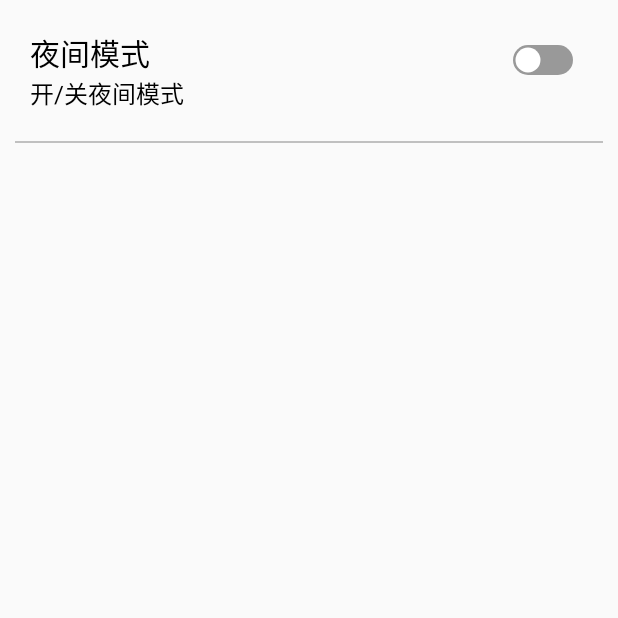
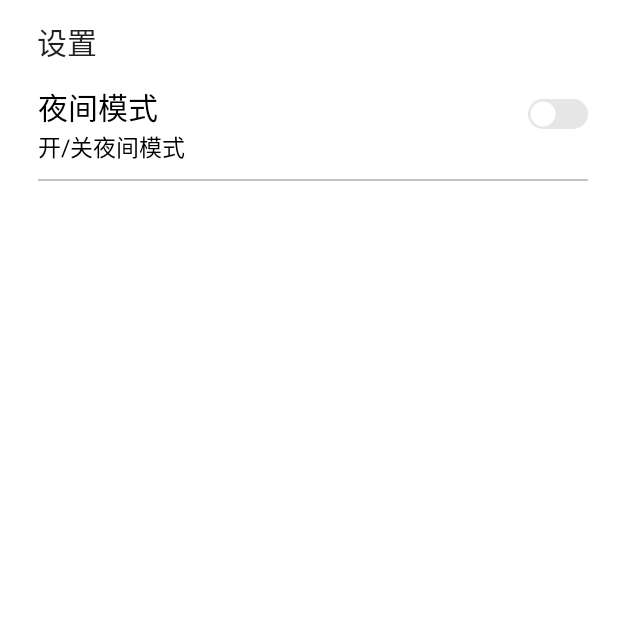
Before and after one commit to guiyujin/PureNote, an Android app: the SettingsActivity screen opened directly, with no data from a screen before it, on a phone screen of 412 x 824 dp, the top half of it. Run offline under Robolectric (Android 15) with nearby library versions, the phone set to English and light mode, and no system bars.

Commit message:
仿小米便签

```diff
--- a/app/src/main/res/drawable-v24/ios_track_off.xml
+++ b/app/src/main/res/drawable-v24/ios_track_off.xml
@@ -1,6 +1,6 @@
 <?xml version="1.0" encoding="utf-8"?>
 <shape xmlns:android="http://schemas.android.com/apk/res/android"
     android:shape="rectangle">
-    <solid android:color="#999999"/>
+    <solid android:color="#e6e6e6"/>
     <corners android:radius="20dp"/>
 </shape>
--- a/app/src/main/res/layout/activity_settings.xml
+++ b/app/src/main/res/layout/activity_settings.xml
@@ -3,13 +3,33 @@
     xmlns:android="http://schemas.android.com/apk/res/android"
     android:layout_width="match_parent"
     android:layout_height="match_parent"
+    android:background="#FFFFFF"
     xmlns:app="http://schemas.android.com/apk/res-auto"
     android:orientation="vertical">
+
+    <com.google.android.material.appbar.AppBarLayout
+        android:layout_width="match_parent"
+        android:layout_height="wrap_content"
+        android:theme="@style/AppTheme.Set">
+
+        <androidx.appcompat.widget.Toolbar
+            android:id="@+id/toolbar_settings"
+            android:layout_width="match_parent"
+            android:layout_height="?attr/actionBarSize"
+            app:title="设置"
+            app:titleMarginStart="25dp"
+            android:background="#FFFFFF"
+             />
+
+    </com.google.android.material.appbar.AppBarLayout>
 
     <LinearLayout
         android:layout_width="match_parent"
         android:layout_height="wrap_content"
-        android:layout_margin="20dp"
+        android:layout_marginStart="10dp"
+        android:layout_marginEnd="10dp"
+        android:layout_marginBottom="10dp"
+        android:background="#FFFFFF"
         android:orientation="horizontal">
 
         <LinearLayout
@@ -21,14 +41,16 @@
             <TextView
                 android:layout_width="wrap_content"
                 android:layout_height="wrap_content"
+                android:layout_marginStart="15dp"
                 android:text="@string/night_mode"
                 android:textSize="20sp" />
 
             <TextView
                 android:layout_width="wrap_content"
                 android:layout_height="wrap_content"
+                android:layout_marginStart="15dp"
                 android:text="@string/pref_night_summary"
-                android:textSize="16sp" />
+                android:textSize="15sp" />
         </LinearLayout>
 
         <Switch
@@ -49,8 +71,8 @@
     <View
         android:layout_width="match_parent"
         android:layout_height="1dp"
-        android:layout_marginLeft="10dp"
-        android:layout_marginRight="10dp"
+        android:layout_marginStart="25dp"
+        android:layout_marginEnd="20dp"
         android:foreground="@color/gray"
         />
 
--- a/app/src/main/res/values/styles.xml
+++ b/app/src/main/res/values/styles.xml
@@ -68,6 +68,15 @@
         <item name="android:paddingEnd">50dp</item>  //overflow图标右边距
     </style>
 
+    <style name="AppTheme.Set" parent="Theme.AppCompat.DayNight">
+        <!-- Customize your theme here. -->
+        <item name="colorPrimary">@color/MicolorPrimary</item>
+        <item name="colorPrimaryDark">@color/MicolorPrimaryDark</item>
+        <item name="android:textColor">@color/black</item>
+        <item name="android:actionBarDivider">@null</item>
+        <item name="android:windowContentOverlay">@null</item>
+    </style>
+
     <style name="MainToolbarPopupTheme" parent="Widget.AppCompat.PopupMenu.Overflow">
         <item name="android:dropDownListViewStyle">@style/DropDownListViewStyle</item>
     </style>
```
